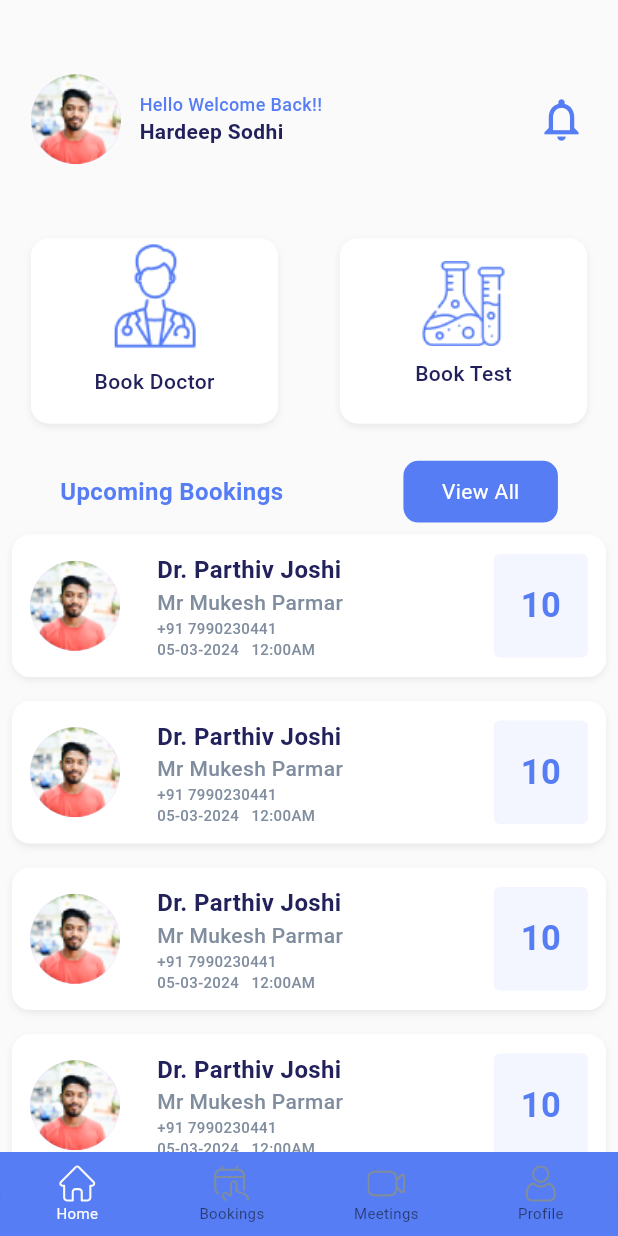
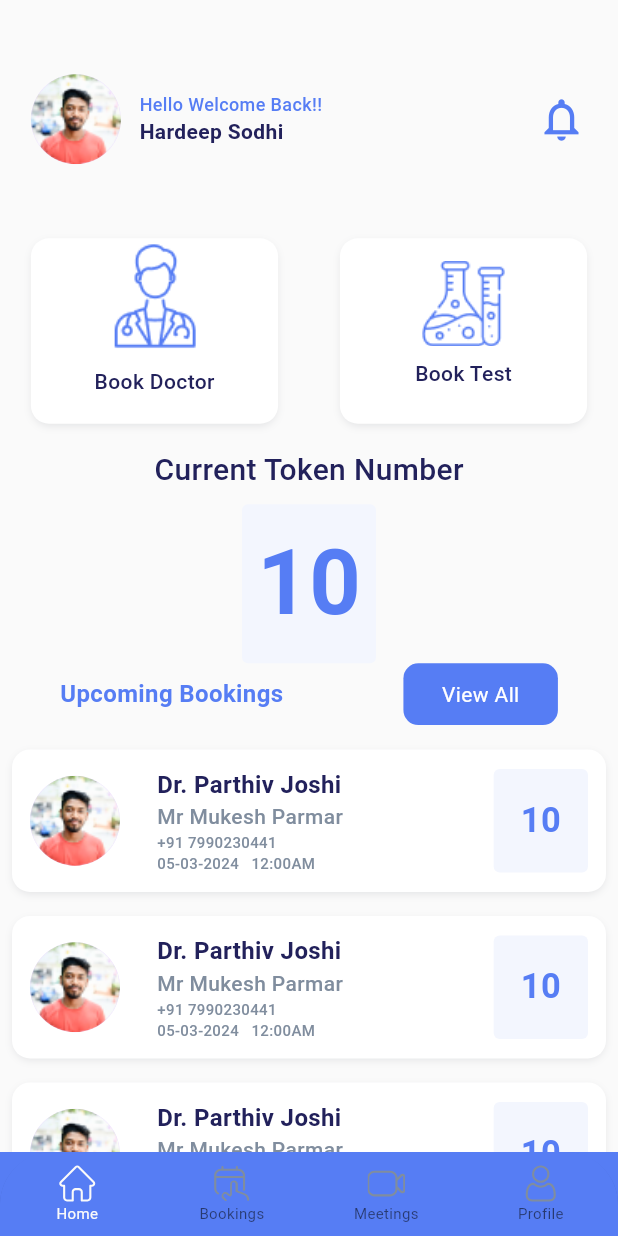
Before and after one commit to mayurcodefencers/health_workers_app, a Flutter app: the screen it shows after launch, on a phone screen of 412 x 824 dp. Run offline on Flutter 3.47's test engine with Material 3 defaults, Android fonts, the phone set to English and light mode, and no system bars; our stand-ins replace dio, flutter_svg, get, intro_slider, shared_preferences, sizer and 1 more; Roboto replaces fonts that are missing (Montserrat).

Commit message:
Minor changes in UI

```diff
--- a/lib/constants/app_const_assets.dart
+++ b/lib/constants/app_const_assets.dart
@@ -14,6 +14,7 @@ class AppAssets {
   static const String wallet = "assets/svg/wallet.svg";
   static const String credit = "assets/svg/credit.svg";
   static const String debit = "assets/svg/debit.svg";
+  static const String line = "assets/svg/line.svg";
 
   //PNG
   static const String bookAppointment = "assets/svg/book_appo.png";
--- a/lib/core/strings.dart
+++ b/lib/core/strings.dart
@@ -68,6 +68,8 @@
  const String healthWorker = "Health Worker";
  const String transaction = "Transaction";
  const String transactionId = "Transaction Id";
+ const String currentToken = "Current Token Number";
+ const String totalAmount = "Total Amount";
 
 
  final kToday = DateTime.now();
--- a/lib/screens/home/home_screen.dart
+++ b/lib/screens/home/home_screen.dart
@@ -146,7 +146,29 @@ class _HomeScreenState extends State<HomeScreen> {
             ],
           ),
           SizedBox(
-            height: 3.h,
+            height: 2.h,
+          ),
+          Text(
+              currentToken,
+            style: AppTextStyle.mediumText.copyWith(
+              fontSize: 20,
+              color: AppColor.navyBlueColor
+            ),
+          ),
+          SizedBox(
+            height: 1.h,
+          ),
+          Container(
+            padding: const EdgeInsets.all(10),
+            // margin: const EdgeInsets.all(10),
+            decoration: BoxDecoration(
+                color: AppColor.lightBlueColor,
+                borderRadius: BorderRadius.circular(4)),
+            child: Text(
+              "10",
+              style: AppTextStyle.semiBoldText
+                  .copyWith(color: AppColor.primaryColor, fontSize: 60),
+            ),
           ),
           Row(
             mainAxisAlignment: MainAxisAlignment.spaceAround,
@@ -167,6 +189,9 @@ class _HomeScreenState extends State<HomeScreen> {
                 borderRadius: 10,
               )
             ],
+          ),
+          SizedBox(
+            height: 1.h,
           ),
           Expanded(
             child: ListView.builder(
```
Also changed, not shown: lib/screens/booking/booking_screen.dart (+22 -0 lines), lib/screens/consultation/consultation_screen.dart (+58 -2 lines), assets/svg/line.svg (added).
